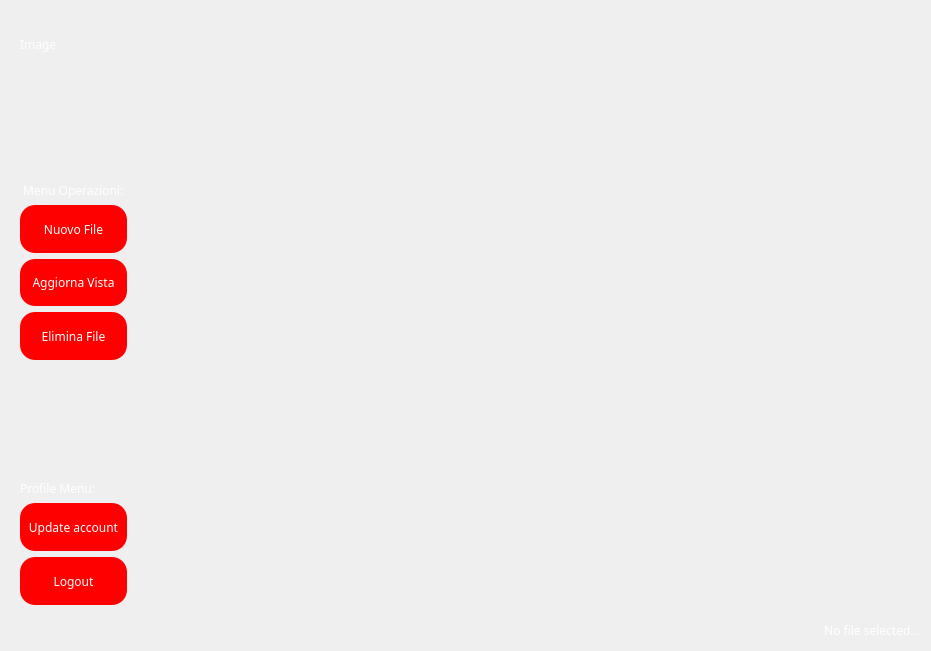
cosimo265598/Edilive, file Login/homepage.ui: the form before one commit.
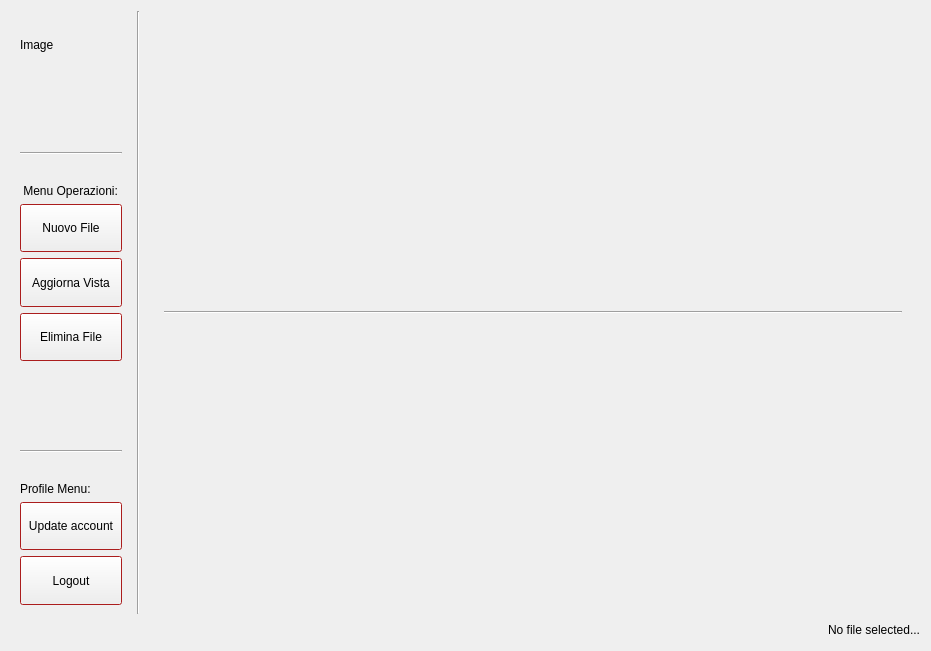
The form after the commit.

The edit to the form file:
```diff
--- a/Login/homepage.ui
+++ b/Login/homepage.ui
@@ -21,43 +21,64 @@
   </property>
   <property name="styleSheet">
    <string notr="true">QPushButton#pushButton_Logout{
-background: red;
+background: #550A21;
 border-radius: 15px;
 color:white;
 }
 QPushButton#pushButton_aggiorna_vista{
-background: red;
+background: #550A21;
 border-radius: 15px;
 color:white;
 }
 QPushButton#pushButton_delete{
-background: red;
+background: #550A21;
 border-radius: 15px;
 color:white;
 }
 QPushButton#pushButton_new_file{
-background: red;
+background: #550A21;
 border-radius: 15px;
 color:white;
 }
 QPushButton#pushButton_profile_page{
-background: red;
+background: #550A21;
 border-radius: 15px;
 color:white;
 }
+/*   hover */
+
+QPushButton#pushButton_Logout:hover{
+color:#333;
+border-radius:15px;
+background: #49abff;
+}
+QPushButton#pushButton_aggiorna_vista:hover{
+color:#333;
+border-radius:15px;
+background: #49abff;
+}
+QPushButton#pushButton_delete:hover{
+color:#333;
+border-radius:15px;
+background: #49abff;
+}
+QPushButton#pushButton_new_file:hover{
+color:#333;
+border-radius:15px;
+background: #49abff;
+}
+QPushButton#pushButton_profile_page:hover{
+color:#333;
+border-radius:15px;
+background: #49abff;
+}
+/*   other */
 
 QLabel{
 color:white;
 background: transparent;
 }
 
-QPushButton:hover{
-color:#333;
-border-radius:15px;
-background: #49abff;
-}
-
-
 QLineEdit{
 background: transparent;
 border:none;
@@ -68,12 +89,9 @@
 *{
 font-family: century gothic;
 font-size:24 px;
-
 }
 
-QWidget{
-border-radius:15px;
-}</string>
+</string>
   </property>
   <layout class="QVBoxLayout" name="verticalLayout_3">
    <item>
@@ -280,6 +298,12 @@
               <verstretch>0</verstretch>
              </sizepolicy>
             </property>
+            <property name="frameShadow">
+             <enum>QFrame::Sunken</enum>
+            </property>
+            <property name="lineWidth">
+             <number>1</number>
+            </property>
             <property name="orientation">
              <enum>Qt::Horizontal</enum>
             </property>
@@ -369,6 +393,9 @@
            </property>
            <item row="0" column="2">
             <widget class="QWidget" name="fileExplorer" native="true">
+             <property name="styleSheet">
+              <string notr="true"/>
+             </property>
              <layout class="QGridLayout" name="gridLayout_2">
               <property name="topMargin">
                <number>9</number>
@@ -406,7 +433,7 @@
                  <bool>false</bool>
                 </property>
                 <property name="frameShadow">
-                 <enum>QFrame::Raised</enum>
+                 <enum>QFrame::Sunken</enum>
                 </property>
                 <property name="orientation">
                  <enum>Qt::Horizontal</enum>
```
